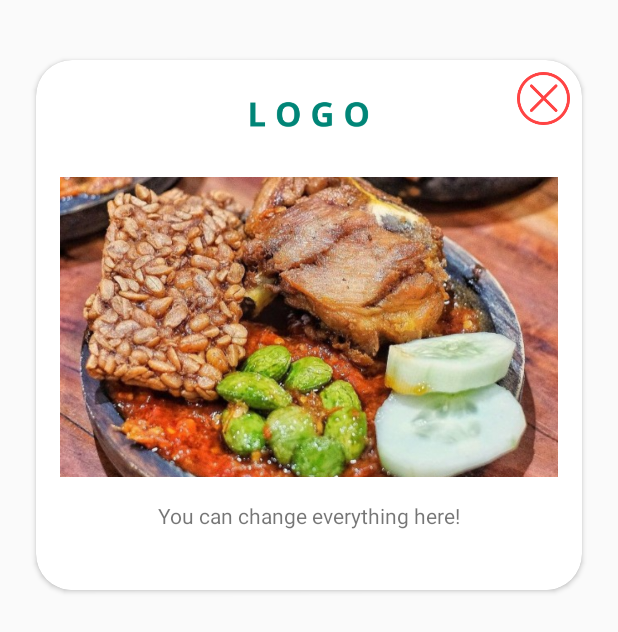
After one commit to kebunit/android-all-in-one, an Android app: the layout popup_view.xml on its own in the app's theme, with its tools: preview values and no code run, on a phone screen of 412 x 824 dp. The commit adds this screen. Shown: the top 632 px of the screen. Run offline under Robolectric (Android 15) with nearby library versions, the phone set to English and light mode, and no system bars.

Commit message:
add Basic Layout and Popup View

```diff
--- a/app/build.gradle
+++ b/app/build.gradle
@@ -21,6 +21,7 @@ android {
 dependencies {
     implementation fileTree(include: ['*.jar'], dir: 'libs')
     implementation 'com.android.support:appcompat-v7:28.0.0'
+    implementation 'com.android.support:design:28.0.0'
     implementation 'com.android.support.constraint:constraint-layout:1.1.3'
     testImplementation 'junit:junit:4.12'
     androidTestImplementation 'com.android.support.test:runner:1.0.2'
--- a/app/src/main/AndroidManifest.xml
+++ b/app/src/main/AndroidManifest.xml
@@ -9,7 +9,9 @@
         android:roundIcon="@mipmap/ic_launcher_round"
         android:supportsRtl="true"
         android:theme="@style/AppTheme">
-        <activity android:name=".activity.horizontalscroll.HorizontalScrollActivity"></activity>
+        <activity android:name=".activity.basiclayout.BasicLayoutActivity"></activity>
+        <activity android:name=".activity.popup.PopupActivity" />
+        <activity android:name=".activity.horizontalscroll.HorizontalScrollActivity" />
         <activity android:name=".activity.recyclerview.RecyclerViewActivity" />
         <activity android:name=".activity.listview.ListViewActivity" />
         <activity android:name=".activity.gridview.GridViewActivity" />
--- a/app/src/main/java/com/kebunit/androidallinone/MainActivity.java
+++ b/app/src/main/java/com/kebunit/androidallinone/MainActivity.java
@@ -35,10 +35,12 @@ public class MainActivity extends AppCompatActivity {
 
     private void setItems() {
         items = new ArrayList<>();
+        items.add(new MainItem("Basic Layout", toBmp(R.drawable.grid), "basiclayout.BasicLayoutActivity"));
         items.add(new MainItem("Grid View", toBmp(R.drawable.grid), "gridview.GridViewActivity"));
         items.add(new MainItem("List View", toBmp(R.drawable.list), "listview.ListViewActivity"));
         items.add(new MainItem("Recycler View", toBmp(R.drawable.grid), "recyclerview.RecyclerViewActivity"));
         items.add(new MainItem("Horizontal Scroll", toBmp(R.drawable.list), "horizontalscroll.HorizontalScrollActivity"));
+        items.add(new MainItem("Popup View", toBmp(R.drawable.list), "popup.PopupActivity"));
     }
 
 
--- /dev/null
+++ b/app/src/main/res/layout/popup_view.xml
@@ -0,0 +1,73 @@
+<?xml version="1.0" encoding="utf-8"?>
+<LinearLayout
+    xmlns:android="http://schemas.android.com/apk/res/android"
+    xmlns:app="http://schemas.android.com/apk/res-auto"
+    xmlns:tools="http://schemas.android.com/tools"
+    android:layout_width="match_parent"
+    android:layout_height="match_parent"
+    android:orientation="vertical"
+    android:layout_marginLeft="16dp"
+    android:layout_marginRight="16dp"
+    android:layout_marginBottom="32dp"
+    android:layout_marginTop="32dp">
+    <android.support.v7.widget.CardView
+        android:layout_width="match_parent"
+        android:layout_height="wrap_content"
+        android:layout_margin="8dp"
+        app:cardCornerRadius="24dp">
+        <android.support.constraint.ConstraintLayout
+            android:layout_width="match_parent"
+            android:layout_height="wrap_content">
+            <LinearLayout
+                android:layout_width="match_parent"
+                android:layout_height="wrap_content"
+                android:layout_margin="16dp"
+                android:background="@android:color/white"
+                android:orientation="vertical"
+                android:paddingBottom="24dp"
+                app:layout_constraintTop_toTopOf="parent">
+
+                <ImageView
+                    android:layout_width="match_parent"
+                    android:layout_height="54dp"
+                    android:paddingLeft="16dp"
+                    android:paddingTop="4dp"
+                    android:paddingRight="16dp"
+                    android:paddingBottom="16dp"
+                    android:tint="@color/colorPrimary"
+                    android:src="@drawable/logo" />
+
+                <LinearLayout
+                    android:id="@+id/container"
+                    android:layout_width="match_parent"
+                    android:layout_height="wrap_content"
+                    android:orientation="vertical"
+                    android:layout_marginTop="8dp">
+                    <ImageView
+                        android:layout_width="match_parent"
+                        android:layout_height="200dp"
+                        android:src="@drawable/image_item"
+                        android:scaleType="centerCrop"/>
+                    <TextView
+                        android:layout_width="match_parent"
+                        android:layout_height="wrap_content"
+                        android:gravity="center"
+                        android:padding="16dp"
+                        android:text="You can change everything here!"/>
+                </LinearLayout>
+            </LinearLayout>
+
+            <ImageView
+                android:id="@+id/close_btn"
+                android:layout_width="35dp"
+                android:layout_height="35dp"
+                android:layout_marginTop="8dp"
+                android:layout_marginEnd="8dp"
+                android:backgroundTint="@android:color/holo_red_light"
+                android:src="@drawable/close"
+                android:tint="@android:color/holo_red_light"
+                app:layout_constraintEnd_toEndOf="parent"
+                app:layout_constraintTop_toTopOf="parent" />
+        </android.support.constraint.ConstraintLayout>
+    </android.support.v7.widget.CardView>
+</LinearLayout>
```
Also changed, not shown: app/src/main/java/com/kebunit/androidallinone/activity/basiclayout/BasicLayoutActivity.java (added, +29 -0 lines), app/src/main/java/com/kebunit/androidallinone/activity/gridview/GridViewActivity.java (+13 -0 lines), app/src/main/java/com/kebunit/androidallinone/activity/horizontalscroll/HorizontalScrollActivity.java (+13 -0 lines), app/src/main/java/com/kebunit/androidallinone/activity/popup/PopupActivity.java (added, +54 -0 lines), app/src/main/java/com/kebunit/androidallinone/activity/recyclerview/RecyclerViewActivity.java (+13 -0 lines), app/src/main/java/com/kebunit/androidallinone/helper/PopupView.java (added, +37 -0 lines), app/src/main/res/drawable/input_bg.xml (added, +10 -0 lines), app/src/main/res/layout/activity_basic_layout.xml (added, +276 -0 lines), app/src/main/res/layout/popup_example.xml (added, +25 -0 lines), app/src/main/res/values/styles.xml (+10 -0 lines), app/src/main/res/drawable/close.png (added), app/src/main/res/drawable/image.png (added), app/src/main/res/drawable/logo.png (added).
